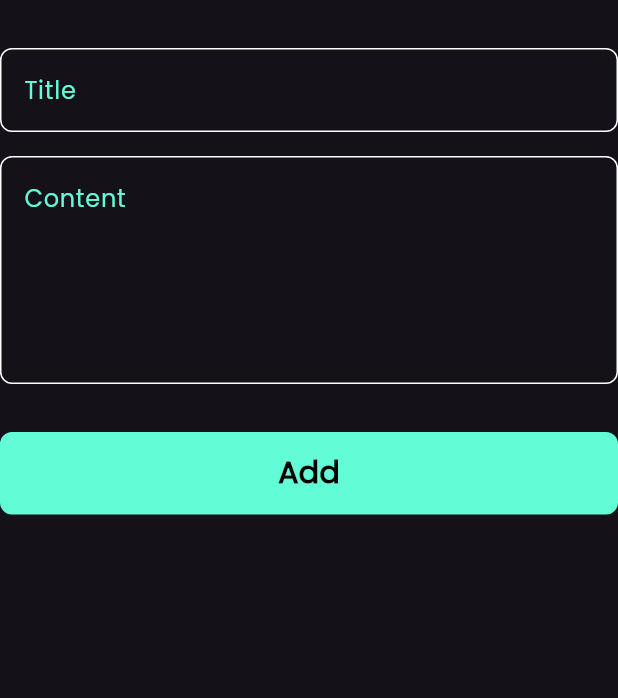
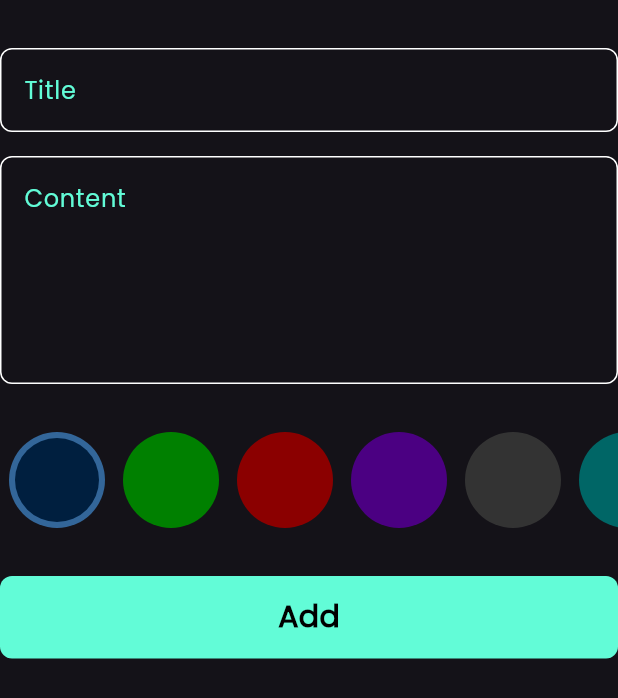
Before and after one commit to AhmedElsalhy/notes_app, a Flutter app: the AddNoteForm widget shown alone on an empty page, opened directly, on a phone screen of 412 x 824 dp. Shown: the top 698 px of the screen. Run offline on Flutter 3.47's test engine with Material 3 defaults, Android fonts, the phone set to English and light mode, and no system bars; our stand-ins replace bloc, flutter_bloc, font_awesome_flutter, hive, hive_flutter; accounts and stored records are empty.

Commit message:
add colors to note

```diff
--- a/lib/widgets/add_notes_form.dart
+++ b/lib/widgets/add_notes_form.dart
@@ -4,6 +4,7 @@ import 'package:intl/intl.dart';
 import 'package:notes_app/cubits/add_notes_cubit/add_note_cubit.dart';
 import 'package:notes_app/models/note_model.dart';
 
+import 'colors_list_view.dart';
 import 'custom_button.dart';
 import 'custom_text_field.dart';
 
@@ -49,6 +50,11 @@ class _AddNoteFormState extends State<AddNoteForm> {
           const SizedBox(
             height: 32,
           ),
+          const ColorListView(),
+
+          const SizedBox(
+            height: 32,
+          ),
           BlocBuilder<AddNoteCubit, AddNoteState>(
             builder: (context, state) {
               return CustomButton(
@@ -57,7 +63,8 @@ class _AddNoteFormState extends State<AddNoteForm> {
                   if (formKey.currentState!.validate()) {
                     formKey.currentState!.save();
                     var currentDate = DateTime.now();
-                    var formattedCurrentDate = DateFormat.yMd().format(currentDate);
+                    var formattedCurrentDate =
+                        DateFormat.yMd().format(currentDate);
                     var noteBox = NoteModel(
                       title: title!,
                       subTitle: subTitle!,
--- /dev/null
+++ b/lib/widgets/colors_list_view.dart
@@ -0,0 +1,70 @@
+import 'package:flutter/material.dart';
+
+class ColorItem extends StatelessWidget {
+  const ColorItem({super.key, required this.isActive, required this.color});
+  final bool isActive;
+  final Color color;
+  @override
+  Widget build(BuildContext context) {
+    return isActive
+        ? CircleAvatar(
+            backgroundColor: const Color(0xFF336699),
+            radius: 32,
+            child: CircleAvatar(
+              radius: 28,
+              backgroundColor: color,
+            ),
+          )
+        : CircleAvatar(
+            radius: 32,
+            backgroundColor: color,
+          );
+  }
+}
+
+class ColorListView extends StatefulWidget {
+  const ColorListView({super.key});
+
+  @override
+  State<ColorListView> createState() => _ColorListViewState();
+}
+
+class _ColorListViewState extends State<ColorListView> {
+  int currentIndex = 0;
+  final List<Color> colors = const [
+    Color(0xFF001F3F),
+    Color(0xFF008000),
+    Color(0xFF8B0000),
+    Color(0xFF4B0082),
+    Color(0xFF333333),
+    Color(0xFF006666),
+    Color(0xFFA0522D),
+    Color(0xFF6A5ACD),
+    Color(0xFF556B2F),
+    Color(0xFF800080),
+  ];
+  @override
+  Widget build(BuildContext context) {
+    return SizedBox(
+      height: 32 * 2,
+      child: ListView.builder(
+          itemCount: colors.length,
+          scrollDirection: Axis.horizontal,
+          itemBuilder: (context, index) {
+            return Padding(
+              padding: const EdgeInsets.symmetric(horizontal: 6),
+              child: GestureDetector(
+                onTap: () {
+                  currentIndex = index;
+                  setState(() {});
+                },
+                child: ColorItem(
+                  color: colors[index],
+                  isActive: currentIndex == index,
+                ),
+              ),
+            );
+          }),
+    );
+  }
+}
```
